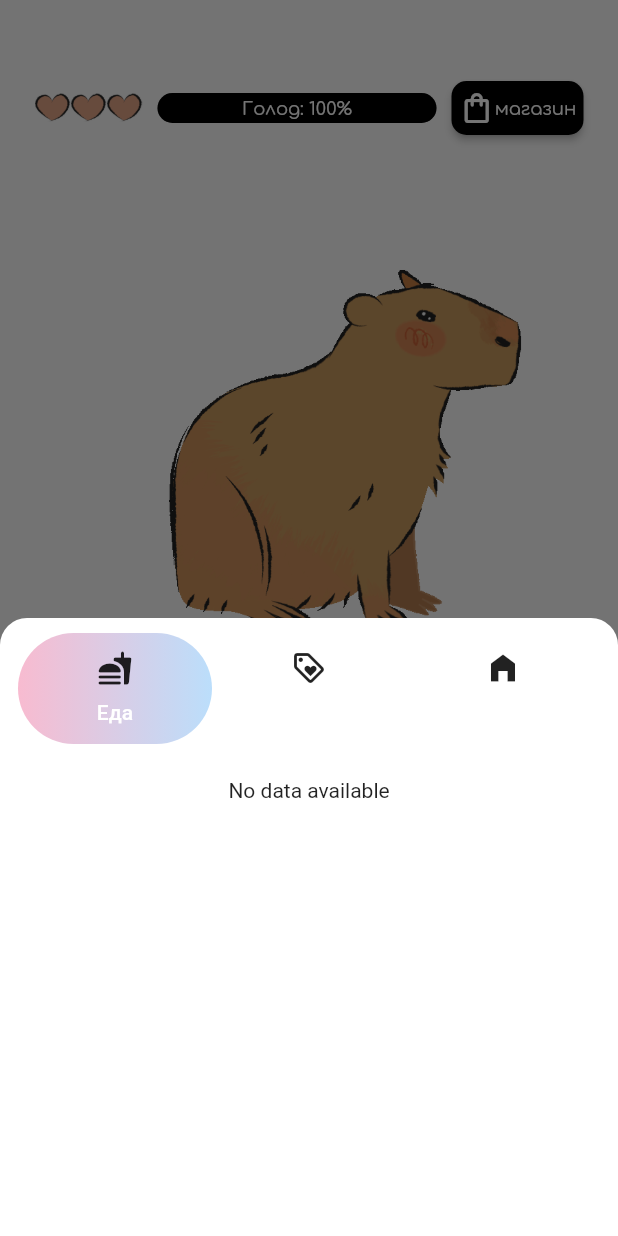
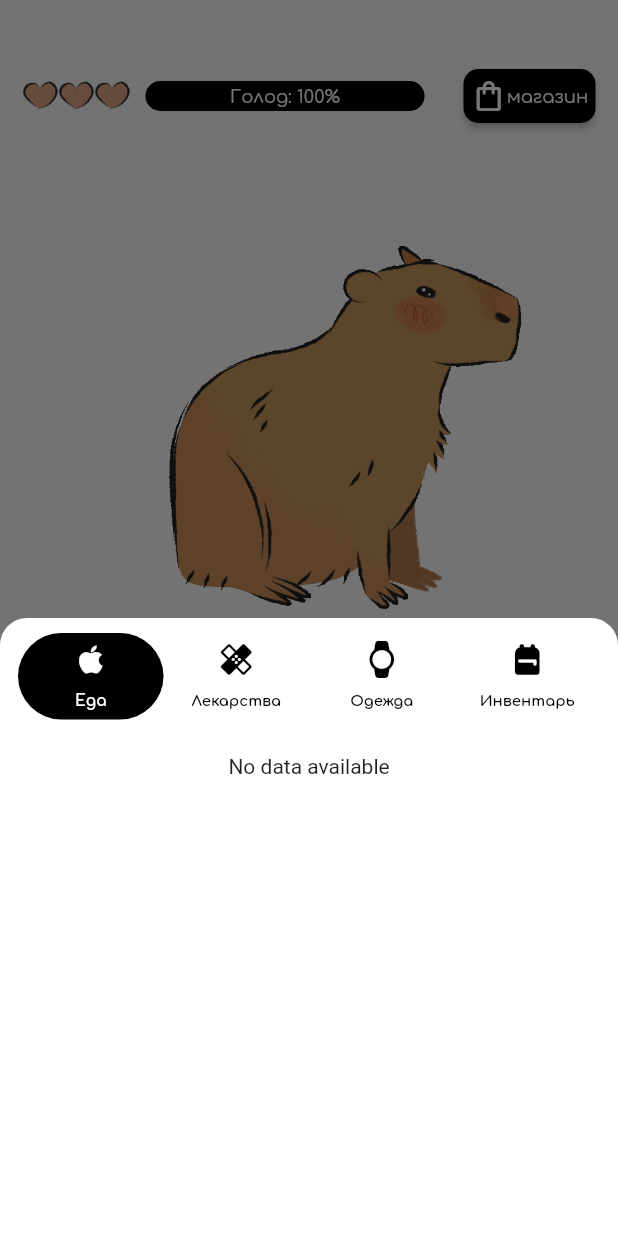
Before and after one commit to Kysska/Tasky_Flutter, a Flutter app: the Game screen opened directly with empty values, after a tap on "магазин", on a phone screen of 412 x 824 dp. Run offline on Flutter 3.47's test engine with Material 2 defaults, Android fonts, the phone set to English and light mode, and no system bars; drawn by our look-alikes of percent_indicator; our stand-ins replace awesome_notifications, cached_network_image, cloud_firestore, date_picker_timeline, firebase_core, firebase_storage and 10 more; missing offline and left inert: bcrypt, dart:ffi, flutter_quill; accounts and stored records are empty.

Commit message:
Игра

```diff
--- a/lib/presentation/game.dart
+++ b/lib/presentation/game.dart
@@ -315,17 +315,14 @@ class _GameState extends State<Game> {
                     ],
                   ),
                 ),
-            Padding(
-              padding: const EdgeInsets.all(8.0),
-              child: Row(
-                mainAxisAlignment: MainAxisAlignment.spaceBetween,
-                children: [
+
                       Padding(
                         padding: const EdgeInsets.only(left: 15.0, right: 15),
                         child: Row(
                           mainAxisAlignment: MainAxisAlignment.spaceBetween,
                           children: [
                             Row(
+                              mainAxisAlignment: MainAxisAlignment.spaceBetween,
                               children: [
                                 Row(
                                   children: [hearts[0], hearts[1], hearts[2]],
@@ -379,9 +376,6 @@ class _GameState extends State<Game> {
                                     ],
                                   ),
                                 ),
-                          ),
-                        ),
-                      ],
                               ),
                             ),
                           ],
@@ -482,72 +476,72 @@ class _GameState extends State<Game> {
                     },
                   ),
 
-              // Expanded(
-              //   child: Container(
-              //     height: 200,
-              //     child: SingleChildScrollView(
-              //       controller: _scrollController,
-              //       scrollDirection: Axis.horizontal,
-              //       child: StreamBuilder<List<EatInInventory>>(
-              //           stream: InventoryDatabase.instance.getEatListStream(),
-              //           builder: (BuildContext context,
-              //               AsyncSnapshot<List<EatInInventory>> snapshot) {
-              //             if (snapshot.hasData && snapshot.data!.isNotEmpty) {
-              //               return Row(
-              //                 children:
-              //                     List.generate(snapshot.data!.length, (index) {
-              //                   final int count = snapshot.data![index].count;
-              //                   listFood[snapshot.data![index].title] = count;
-              //                   if (count <= 0) {
-              //                     return SizedBox.shrink();
-              //                   }
-              //                   return Draggable(
-              //                     data: snapshot.data![index].title,
-              //                     feedback: Padding(
-              //                         padding: const EdgeInsets.all(2.0),
-              //                         child: Container(
-              //                           // height: 70,
-              //                           // width: 70,
-              //                           // decoration: BoxDecoration(
-              //                           //   shape: BoxShape.circle,
-              //                           //   color: Colors.white,
-              //                           // ),
-              //                           child: Image.asset(
-              //                             snapshot.data![index].asset,
-              //                             width: 100,
-              //                             height: 100,
-              //                           ),
-              //                         )),
-              //                     child: Padding(
-              //                         padding: const EdgeInsets.all(2.0),
-              //                         child: Container(
-              //                           // height: 70,
-              //                           // width: 70,
-              //                           // decoration: BoxDecoration(
-              //                           //   shape: BoxShape.circle,
-              //                           //   color: Colors.white,
-              //                           // ),
-              //                           child: Image.asset(
-              //                             snapshot.data![index].asset,
-              //                             width: 100,
-              //                             height: 100,
-              //                           ),
-              //                         )),
-              //                   );
-              //                 }), //data!!!!
-              //               );
-              //             } else if (snapshot.connectionState ==
-              //                     ConnectionState.done &&
-              //                 snapshot.data!.isEmpty) {
-              //               return SizedBox.shrink();
-              //             } else {
-              //               return CircularProgressIndicator();
-              //             }
-              //           }),
-              //     ),
-              //   ),
+                  Expanded(
+                    child: Container(
+                      height: 200,
+                      child: SingleChildScrollView(
+                        controller: _scrollController,
+                        scrollDirection: Axis.horizontal,
+                        child: StreamBuilder<List<EatInInventory>>(
+                            stream: InventoryDatabase.instance.getEatListStream(),
+                            builder: (BuildContext context,
+                                AsyncSnapshot<List<EatInInventory>> snapshot) {
+                              if (snapshot.hasData && snapshot.data!.isNotEmpty) {
+                                return Row(
+                                  children:
+                                      List.generate(snapshot.data!.length, (index) {
+                                    final int count = snapshot.data![index].count;
+                                    listFood[snapshot.data![index].title] = count;
+                                    if (count <= 0) {
+                                      return SizedBox.shrink();
+                                    }
+                                    return Draggable(
+                                      data: snapshot.data![index].title,
+                                      feedback: Padding(
+                                          padding: const EdgeInsets.all(2.0),
+                                          child: Container(
+                                            // height: 70,
+                                            // width: 70,
+                                            // decoration: BoxDecoration(
+                                            //   shape: BoxShape.circle,
+                                            //   color: Colors.white,
                                             // ),
-              Expanded(
+                                            child: Image.asset(
+                                              snapshot.data![index].asset,
+                                              width: 100,
+                                              height: 100,
+                                            ),
+                                          )),
+                                      child: Padding(
+                                          padding: const EdgeInsets.all(2.0),
+                                          child: Container(
+                                            // height: 70,
+                                            // width: 70,
+                                            // decoration: BoxDecoration(
+                                            //   shape: BoxShape.circle,
+                                            //   color: Colors.white,
+                                            // ),
+                                            child: Image.asset(
+                                              snapshot.data![index].asset,
+                                              width: 100,
+                                              height: 100,
+                                            ),
+                                          )),
+                                    );
+                                  }), //data!!!!
+                                );
+                              } else if (snapshot.connectionState ==
+                                      ConnectionState.done &&
+                                  snapshot.data!.isEmpty) {
+                                return SizedBox.shrink();
+                              } else {
+                                return CircularProgressIndicator();
+                              }
+                            }),
+                      ),
+                    ),
+                  ),
+                  /*Expanded(
                     child: Container(
                       height: 200,
                       child: SingleChildScrollView(
@@ -606,7 +600,7 @@ class _GameState extends State<Game> {
                             }),
                       ),
                     ),
-              ),
+                  ),*/
                   IconButton(
                     icon: Icon(Icons.arrow_right),
                     onPressed: () {
--- a/lib/vidgets/shop.dart
+++ b/lib/vidgets/shop.dart
@@ -1,5 +1,6 @@
 import 'package:flutter/cupertino.dart';
 import 'package:flutter/material.dart';
+import 'package:google_fonts/google_fonts.dart';
 import 'package:tasky_flutter/data/inventorydatabase.dart';
 import 'package:tasky_flutter/data/shopdatabase.dart';
 
@@ -67,7 +68,10 @@ class _ShopState extends State<Shop> with TickerProviderStateMixin {
 
   @override
   Widget build(BuildContext context) {
-    final TabController tabControl = TabController(length: 3, vsync: this,);
+    final mediaQueryData = MediaQuery.of(context);
+    final screenWidth = mediaQueryData.size.width;
+    final screenHeight = mediaQueryData.size.height;
+    final TabController tabControl = TabController(length: 4, vsync: this,);
     return DraggableScrollableSheet(
     expand: false,
     builder: (context, scrollController) => SingleChildScrollView(
@@ -89,35 +93,68 @@ class _ShopState extends State<Shop> with TickerProviderStateMixin {
             child: DefaultTabController(
               length: 4,
               child: Padding(
-                padding: const EdgeInsets.symmetric(
-                    vertical: 10, horizontal: 12),
+                padding: const EdgeInsets.symmetric(vertical: 10, horizontal: 12),
                 child: Column(
                     mainAxisAlignment:
                     MainAxisAlignment.center,
                     crossAxisAlignment:
                     CrossAxisAlignment.start,
                     children: <Widget>[
-                      TabBar(
+                      SizedBox(
+                        height: screenHeight*0.07,
+                        child: TabBar(
                           controller: tabControl,
+                          labelColor: Colors.white,
+                          unselectedLabelColor:  Colors.black,
                           indicator: BoxDecoration(
-                            gradient: LinearGradient(
-                                colors: [Colors.pink.shade100, Colors.blue.shade100]),
                               borderRadius: BorderRadius.circular(50),
-                            color: Colors.blue),
-                        tabs: const [
+                              color: Colors.black
+                          ),
+                          tabs: [
                             Tab(
-                            icon: Icon(Icons.fastfood_rounded, color: Colors.black87,),
-                            text: "Еда",
+                              icon: Icon(Icons.apple_rounded,
+                              size: screenWidth * 0.06,
+                              ),
+                              child: Text(
+                                "Еда",
+                                style: GoogleFonts.comfortaa(
+                                  fontSize: screenWidth * 0.025,
+                                  fontWeight: FontWeight.bold,
+                                ),
+                              ),
                             ),
                             Tab(
-                            icon: Icon(Icons.loyalty_outlined, color: Colors.black87),
-                            text: "Лекарства",
+                              icon: Icon(Icons.healing_rounded,size: screenWidth * 0.06,),
+                              child: Text(
+                                  "Лекарства",
+                                  style: GoogleFonts.comfortaa(
+                                    fontSize: screenWidth * 0.024,
+                                    fontWeight: FontWeight.bold,
+                                  ),
+                                ),
                               ),
                             Tab(
-                            icon: Icon(Icons.home_filled, color: Colors.black87),
-                            text: "Одежда",
+                              icon: Icon(Icons.watch_rounded,size: screenWidth * 0.06,),
+                              child: Text(
+                                "Одежда",
+                                style: GoogleFonts.comfortaa(
+                                  fontSize: screenWidth * 0.024,
+                                  fontWeight: FontWeight.bold,
+                                ),
+                              ),
+                            ),
+                            Tab(
+                              icon: Icon(Icons.backpack_rounded,size: screenWidth * 0.06,),
+                              child: Text(
+                                "Инвентарь",
+                                style: GoogleFonts.comfortaa(
+                                  fontSize: screenWidth * 0.024,
+                                  fontWeight: FontWeight.bold,
+                                ),
+                              ),
                             ),
                           ],
+                        ),
                       ),
                       Expanded(
                         child: TabBarView(
@@ -143,6 +180,18 @@ class _ShopState extends State<Shop> with TickerProviderStateMixin {
                                   Padding(
                                     padding: EdgeInsets.all(15.0),
                                     child: _getMedicCard()
+                                  ),
+                                ),
+                                ]
+                            ),
+                            Column(
+                                children: [Container(
+                                  margin: EdgeInsets.symmetric(vertical: 8.0),
+                                  height: 320.0,
+                                  child:
+                                  Padding(
+                                      padding: EdgeInsets.all(15.0),
+                                      child: _getClothesCard()
                                   ),
                                 ),
                                 ]
```
Lines whose indentation alone changed are shown as unchanged.
